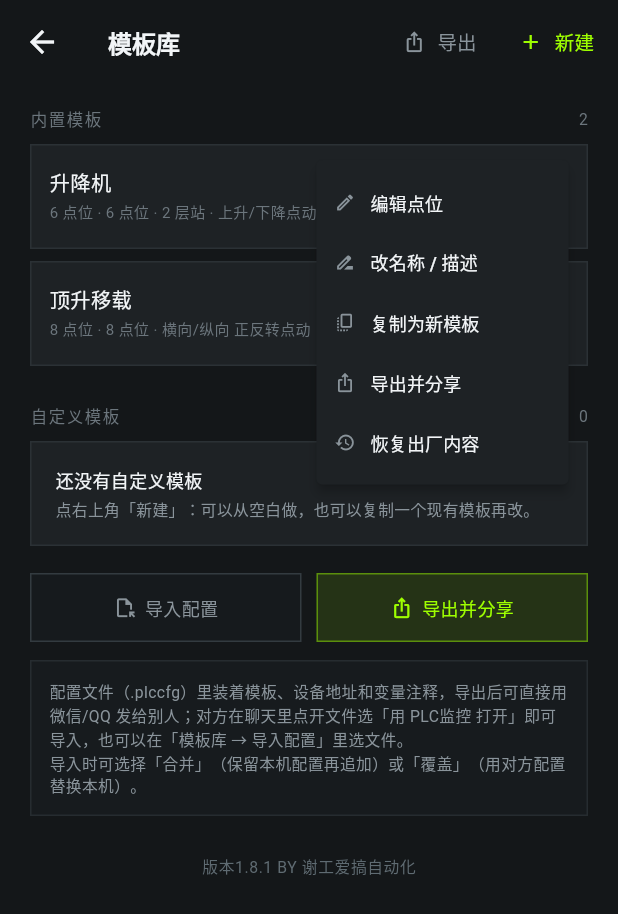
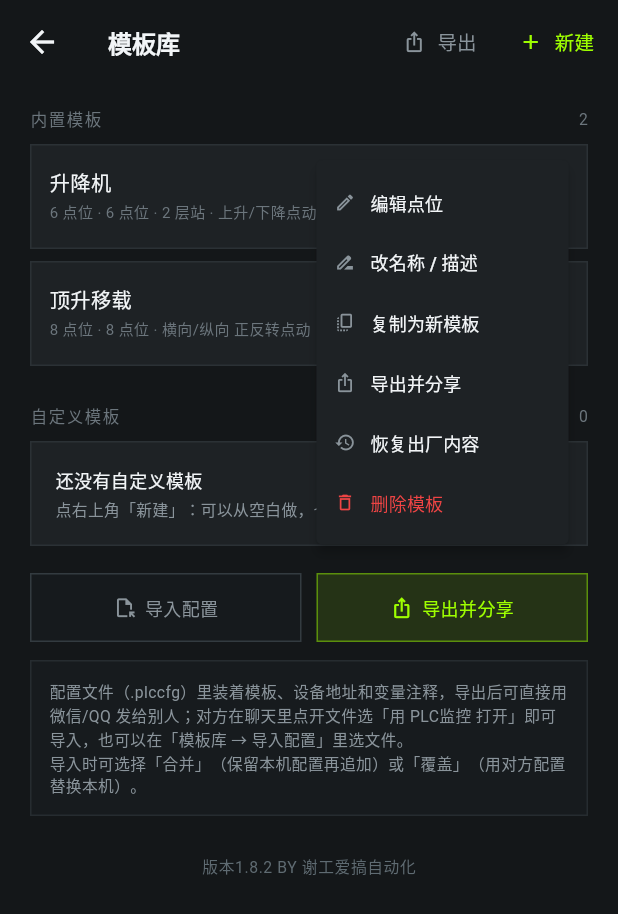
Before and after one commit to Amanxie/plc-monitor-app, a Flutter app: the TemplateLibraryScreen screen opened directly, after a tap on the "more vert" icon, on a phone screen of 412 x 824 dp. Shown: the top 914 px of the screen. Run offline on Flutter 3.47's test engine with Material 3 defaults, Android fonts, the phone set to English and light mode, and no system bars; our stand-ins replace image_picker, shared_preferences; missing offline and left inert: dart:ffi; accounts and stored records are empty.

Commit message:
release: v1.8.2 修复模板无法删除（含出厂模板，删除前确认并可恢复）

```diff
--- a/lib/config_io.dart
+++ b/lib/config_io.dart
@@ -455,6 +455,8 @@ Future<ImportResult> applyReplace(BundleInfo b) async {
   st.templates = kept;
   st.devices = b.rawDevices.map((e) => Device.fromJson(e)).toList();
   st.symbols = Map<String, String>.from(b.symbols);
+  // 覆盖导入等于换成对方那套，之前删掉的出厂模板不再记着
+  st.removedBuiltins.clear();
 
   await st.saveAll();
   return ImportResult(
--- a/lib/main.dart
+++ b/lib/main.dart
@@ -12,8 +12,8 @@ import 'config_io.dart';
 import 'update.dart';
 
 /// 软件版本（底部展示，同时写入构建号）
-const kAppVersion = '1.8.1';
-const kAppBuild = '15';
+const kAppVersion = '1.8.2';
+const kAppBuild = '16';
 const kBrand = '谢工爱搞自动化';
 
 Future<void> main() async {
@@ -2382,6 +2382,32 @@ class _TemplateLibraryScreenState extends State<TemplateLibraryScreen> {
               )
             else
               ...customs.map(_tile),
+            if (st.removedBuiltinTemplates.isNotEmpty) ...[
+              const SizedBox(height: 14),
+              Container(
+                padding: const EdgeInsets.fromLTRB(12, 8, 8, 8),
+                decoration: BoxDecoration(
+                    color: const Color(0xFF161A1D),
+                    border: Border.all(color: const Color(0xFF333B40))),
+                child: Row(children: [
+                  const Icon(Icons.restore, size: 15, color: cDim),
+                  const SizedBox(width: 8),
+                  Expanded(
+                    child: Text(
+                        '已删除的出厂模板：${st.removedBuiltinTemplates.map((e) => e.name).join('、')}',
+                        style: const TextStyle(fontSize: 11, color: cSub)),
+                  ),
+                  TextButton(
+                    onPressed: _restoreBuiltins,
+                    style: TextButton.styleFrom(
+                        padding: const EdgeInsets.symmetric(horizontal: 8),
+                        minimumSize: const Size(0, 30)),
+                    child: const Text('全部恢复',
+                        style: TextStyle(fontSize: 11.5, color: cAccent)),
+                  ),
+                ]),
+              ),
+            ],
             const SizedBox(height: 18),
             Row(children: [
               Expanded(
@@ -2501,7 +2527,7 @@ class _TemplateLibraryScreenState extends State<TemplateLibraryScreen> {
               _menuItem('copy', Icons.copy_all_outlined, '复制为新模板'),
               _menuItem('export', Icons.ios_share, '导出并分享'),
               if (builtin) _menuItem('restore', Icons.restore, '恢复出厂内容'),
-              if (!builtin) _menuItem('delete', Icons.delete_outline, '删除模板', danger: true),
+              _menuItem('delete', Icons.delete_outline, '删除模板', danger: true),
             ],
           ),
         ]),
@@ -2547,11 +2573,72 @@ class _TemplateLibraryScreenState extends State<TemplateLibraryScreen> {
         _toast(ok ? '已恢复「${t.name}」出厂内容' : '恢复失败');
         break;
       case 'delete':
-        final r = await AppStore.instance.deleteTemplate(t.id);
-        await _refresh();
-        _toast(r.msg);
+        await _deleteTemplate(t);
         break;
     }
+  }
+
+  /// 把删掉的出厂模板一次性恢复
+  Future<void> _restoreBuiltins() async {
+    final st = AppStore.instance;
+    final ids = st.removedBuiltinTemplates.map((e) => e.id).toList();
+    for (final id in ids) {
+      await st.restoreRemovedBuiltin(id);
+    }
+    await _refresh();
+    _toast('已恢复 ${ids.length} 个出厂模板');
+  }
+
+  /// 删除模板：先说明影响（几台设备在用 / 是否出厂模板），确认后一并删设备
+  Future<void> _deleteTemplate(Template t) async {
+    final st = AppStore.instance;
+    final used = st.devicesUsing(t.id);
+    final builtin = st.isBuiltinTemplate(t.id);
+    final ok = await showDialog<bool>(
+      context: context,
+      builder: (ctx) => AlertDialog(
+        backgroundColor: cCard,
+        title: Text('删除模板「${t.name}」',
+            style: const TextStyle(fontSize: 16, color: cText)),
+        content: Column(mainAxisSize: MainAxisSize.min,
+            crossAxisAlignment: CrossAxisAlignment.start, children: [
+          Text('· ${t.points.length} 个控件',
+              style: const TextStyle(fontSize: 12, color: cSub)),
+          if (used > 0) ...[
+            const SizedBox(height: 6),
+            Text('· 有 $used 台设备正在用这个模板，删除后这些设备会一起删除',
+                style: const TextStyle(fontSize: 12, color: cRed)),
+          ],
+          if (builtin) ...[
+            const SizedBox(height: 6),
+            const Text('· 这是出厂模板，删掉后可在模板库底部「恢复出厂模板」找回',
+                style: TextStyle(fontSize: 12, color: cSub)),
+          ],
+          const SizedBox(height: 10),
+          const Text('删除后不能撤销。',
+              style: TextStyle(fontSize: 10.5, color: cDim)),
+        ]),
+        actions: [
+          TextButton(
+              onPressed: () => Navigator.pop(ctx, false),
+              child: const Text('取消', style: TextStyle(color: cDim))),
+          ElevatedButton(
+            onPressed: () => Navigator.pop(ctx, true),
+            style: ElevatedButton.styleFrom(
+                backgroundColor: cRed, foregroundColor: Colors.white),
+            child: const Text('删除'),
+          ),
+        ],
+      ),
+    );
+    if (ok != true || !mounted) return;
+    // 正在用这个模板的设备：先断通讯，再随模板一起删
+    for (final d in st.devices.where((x) => x.templateId == t.id).toList()) {
+      await CommManager.instance.disconnect(d);
+    }
+    final r = await st.deleteTemplate(t.id, force: true);
+    await _refresh();
+    _toast(r.msg);
   }
 
   Future<void> _newTemplate() async {
--- a/lib/store.dart
+++ b/lib/store.dart
@@ -21,6 +21,10 @@ class AppStore {
   /// 地址（规范化后）→ 变量注释，来源于博图变量表粘贴
   Map<String, String> symbols = {};
 
+  /// 被用户删掉的出厂模板 id —— 出厂模板每次启动都会补回列表，
+  /// 靠这份名单记住「已经删过的」，避免删了又回来。
+  final Set<String> removedBuiltins = {};
+
   /// 最近一次保存时间（底部状态用）
   DateTime? lastSavedAt;
 
@@ -31,13 +35,24 @@ class AppStore {
     final sp = await SharedPreferences.getInstance();
     final tRaw = sp.getString('templates');
     final dRaw = sp.getString('devices');
-    templates = List.from(builtinTemplates);
+    final rbRaw = sp.getString('removedBuiltins');
+    if (rbRaw != null) {
+      try {
+        removedBuiltins
+          ..clear()
+          ..addAll((jsonDecode(rbRaw) as List).map((e) => e.toString()));
+      } catch (_) {}
+    }
+    templates = builtinTemplates
+        .where((t) => !removedBuiltins.contains(t.id))
+        .toList();
     if (tRaw != null) {
       final list = (jsonDecode(tRaw) as List)
           .map((e) => Template.fromJson(e as Map<String, dynamic>))
           .toList();
       // 用持久化的自定义/修改模板按 id 合并，保留内置模板
       for (final t in list) {
+        if (removedBuiltins.contains(t.id) && isBuiltinTemplate(t.id)) continue;
         final i = templates.indexWhere((x) => x.id == t.id);
         if (i >= 0) {
           templates[i] = t;
@@ -61,8 +76,11 @@ class AppStore {
     loaded = true;
   }
 
-  Future<void> saveTemplates() => _persist('templates',
-      jsonEncode(templates.map((t) => t.toJson()).toList()));
+  Future<void> saveTemplates() async {
+    await _persist('templates',
+        jsonEncode(templates.map((t) => t.toJson()).toList()));
+    await _persist('removedBuiltins', jsonEncode(removedBuiltins.toList()));
+  }
 
   Future<void> saveDevices() =>
       _persist('devices', jsonEncode(devices.map((d) => d.toJson()).toList()));
@@ -156,6 +174,7 @@ class AppStore {
     templates = List.from(builtinTemplates);
     devices = [];
     symbols = {};
+    removedBuiltins.clear();
     await saveAll();
   }
 
@@ -208,21 +227,42 @@ class AppStore {
   }
 
   /// 删除自定义模板；内置模板不允许删除。被设备引用时默认拒绝，[force] 为 true 时连带清引用。
-  Future<({bool ok, String msg})> deleteTemplate(String id, {bool force = false}) async {
-    if (isBuiltinTemplate(id)) {
-      return (ok: false, msg: '出厂内置模板不能删除，可在编辑页恢复默认内容');
-    }
+  /// 删除模板。
+  ///
+  /// · 出厂模板也允许删（记进 removedBuiltins，可在模板库恢复）
+  /// · 还有设备在用时需 [force]：连那些设备一起删
+  Future<({bool ok, String msg})> deleteTemplate(String id,
+      {bool force = false}) async {
+    final t = templates.where((x) => x.id == id).firstOrNull;
+    if (t == null) return (ok: false, msg: '模板已不存在');
     final used = devicesUsing(id);
     if (used > 0 && !force) {
       return (ok: false, msg: '还有 $used 台设备在用这个模板，先把设备换成其它模板');
     }
-    templates.removeWhere((t) => t.id == id);
+    final wasBuiltin = isBuiltinTemplate(id);
+    templates.removeWhere((x) => x.id == id);
+    if (wasBuiltin) removedBuiltins.add(id);
     if (used > 0) {
       devices.removeWhere((d) => d.templateId == id);
       await saveDevices();
     }
     await saveTemplates();
-    return (ok: true, msg: '已删除模板');
+    return (
+      ok: true,
+      msg: wasBuiltin ? '已删除出厂模板「${t.name}」，可在模板库底部恢复' : '已删除模板「${t.name}」'
+    );
+  }
+
+  /// 被删掉的出厂模板（模板库底部可一键恢复）
+  List<Template> get removedBuiltinTemplates =>
+      builtinTemplates.where((t) => removedBuiltins.contains(t.id)).toList();
+
+  /// 把删掉的出厂模板恢复回列表（内容按出厂定义）
+  Future<bool> restoreRemovedBuiltin(String id) async {
+    if (!removedBuiltins.contains(id)) return false;
+    removedBuiltins.remove(id);
+    final ok = await restoreBuiltin(id);
+    return ok;
   }
 
   /// 把内置模板恢复成出厂内容
--- a/pubspec.yaml
+++ b/pubspec.yaml
@@ -16,7 +16,7 @@ publish_to: 'none' # Remove this line if you wish to publish to pub.dev
 # https://developer.apple.com/library/archive/documentation/General/Reference/InfoPlistKeyReference/Articles/CoreFoundationKeys.html
 # In Windows, build-name is used as the major, minor, and patch parts
 # of the product and file versions while build-number is used as the build suffix.
-version: 1.8.1+15
+version: 1.8.2+16
 
 environment:
   sdk: ^3.14.0
```
Also changed, not shown: 1 other file.
